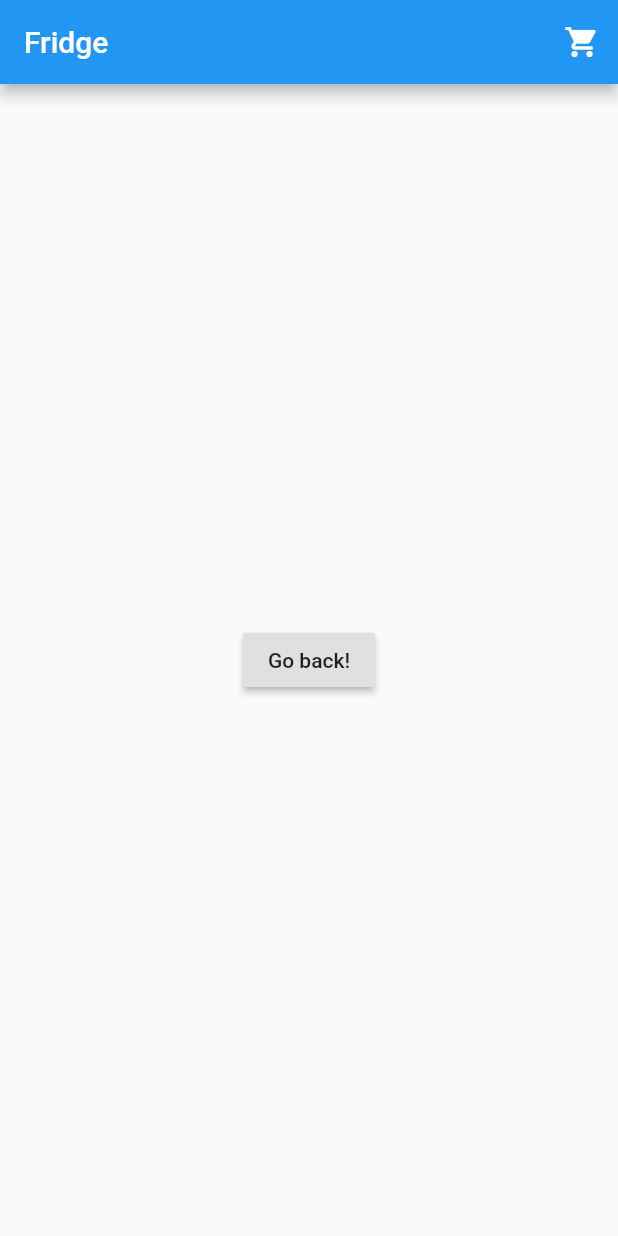
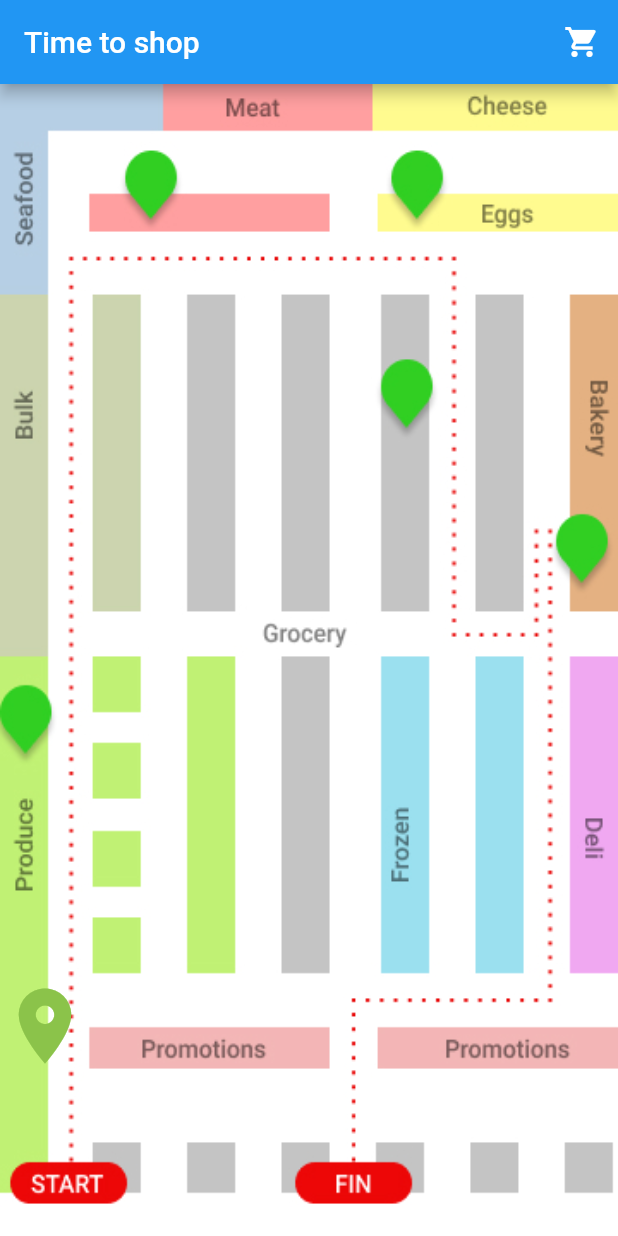
Before and after one commit to cmwaters/forager-food-manager, a Flutter app: the screen it shows after launch, on a phone screen of 412 x 824 dp. Run offline on Flutter 3.47's test engine with Material 2 defaults, Android fonts, the phone set to English and light mode, and no system bars.

Commit message:
Add map screen

```diff
--- a/lib/main.dart
+++ b/lib/main.dart
@@ -1,6 +1,5 @@
 import 'package:flutter/material.dart';
-//import 'screens/home_screen.dart';
-import 'screens/fridge.dart';
+import 'screens/supermarket_map.dart';
 
 void main() => runApp(MyApp());
 
@@ -22,7 +21,7 @@ class MyApp extends StatelessWidget {
         // is not restarted.
         primarySwatch: Colors.blue,
       ),
-      home: FridgePage(),
+      home: SupermarketMap(),
     );
   }
 }
--- a/lib/model/item.dart
+++ b/lib/model/item.dart
@@ -2,7 +2,9 @@ class Item {
   String id;
   String name;
   DateTime expiryDate;
+  double locationX;
+  double locationY;
 
-  Item ({this.id, this.name, this.expiryDate});
+  Item ({this.id, this.name, this.expiryDate, this.locationX, this.locationY});
 
 }
--- /dev/null
+++ b/lib/screens/supermarket_map.dart
@@ -0,0 +1,101 @@
+import 'package:flutter/material.dart';
+import 'shopping_list.dart';
+import 'package:forager/model/item.dart';
+
+class SupermarketMap extends StatefulWidget {
+  SupermarketMap({Key key}) : super(key: key);
+
+  @override
+  _SupermarketMapState createState() => _SupermarketMapState();
+}
+
+class _SupermarketMapState extends State<SupermarketMap> {
+  List<Item> shopping_list = [
+    Item(
+        id: 'ghbjdsckvl1',
+        name: 'Sushi',
+        expiryDate: new DateTime.now().add(new Duration(days: 40)),
+        locationX: 17.151227678571427,
+        locationY: 552.6339285714286)
+  ];
+  List<Item> bought_items = new List();
+  int itemCount = 0;
+  double positionX = 0.0;
+  double positionY = 110.01339285714286;
+
+  @override
+  Widget build(BuildContext context) {
+    return Scaffold(
+        appBar: AppBar(
+          title: Text('Time to shop'),
+          actions: <Widget>[
+            IconButton(
+              icon: Icon(Icons.shopping_cart),
+              onPressed: () {
+                Navigator.push(
+                    context,
+                    MaterialPageRoute(
+                        builder: (context) => ShoppingListPage()));
+              },
+            )
+          ],
+        ),
+        body: GestureDetector(
+          child: Stack(
+            children: <Widget>[
+              Image.asset(
+                'assets/images/map.jpg',
+                key: new GlobalKey(),
+                fit: BoxFit.fill,
+                height: double.infinity,
+                width: double.infinity,
+              ),
+              for (var item in shopping_list) Positioned(
+                bottom: positionY,
+                left: positionX,
+                child: Icon(Icons.location_on, size: 60, color: Colors.lightGreen,),
+              ),
+            ],
+          ),
+          onTap: () => print("tapped!"),
+          onTapDown: (TapDownDetails details) => _onTapDown(details),
+        ));
+  }
+
+  _onTapDown(TapDownDetails details) {
+    Item currentItem = shopping_list.elementAt(itemCount);
+    var x = details.globalPosition.dx;
+    var y = details.globalPosition.dy;
+    print("tap down " + x.toString() + ", " + y.toString());
+    print("${(x.abs() - currentItem.locationX) * (x.abs() - currentItem.locationX) +
+        (y.abs() - currentItem.locationY) * (y.abs() - currentItem.locationY)}");
+    if ((x.abs() - currentItem.locationX) * (x.abs() - currentItem.locationX) +
+            (y.abs() - currentItem.locationY) * (y.abs() - currentItem.locationY) <=
+        1100) {
+      _showDialog(currentItem);
+    }
+  }
+
+  void _showDialog(Item currentItem) {
+    showDialog(
+      context: context,
+      builder: (BuildContext context) {
+        return AlertDialog(
+            title: new Text("Add to your fridge?"),
+            content: new Text(currentItem.name),
+            actions: <Widget>[
+              new FlatButton(
+                  child: new Text("ADD"),
+                  onPressed: () {
+                    setState(() {
+                      bought_items.add(shopping_list.elementAt(itemCount));
+                      shopping_list.removeAt(itemCount);
+                      itemCount++;
+                    });
+                    Navigator.of(context).pop();
+                  })
+            ]);
+      },
+    );
+  }
+}
--- a/pubspec.yaml
+++ b/pubspec.yaml
@@ -40,6 +40,9 @@ flutter:
   # the material Icons class.
   uses-material-design: true
 
+  assets:
+    - assets/images/
+
   # To add assets to your application, add an assets section, like this:
   # assets:
   #  - images/a_dot_burr.jpeg
```
Also changed, not shown: assets/images/indoor.jpg (added), assets/images/map.jpg (added), 1 other file.
